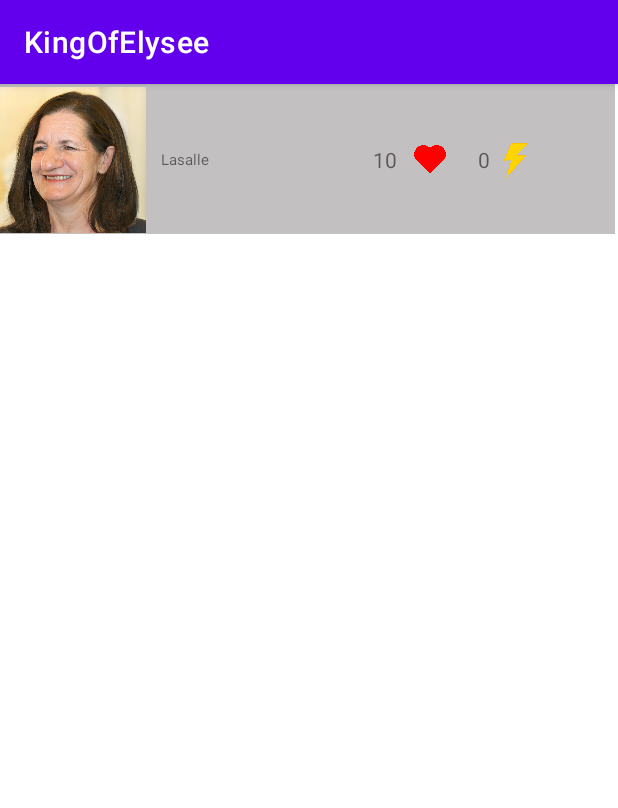
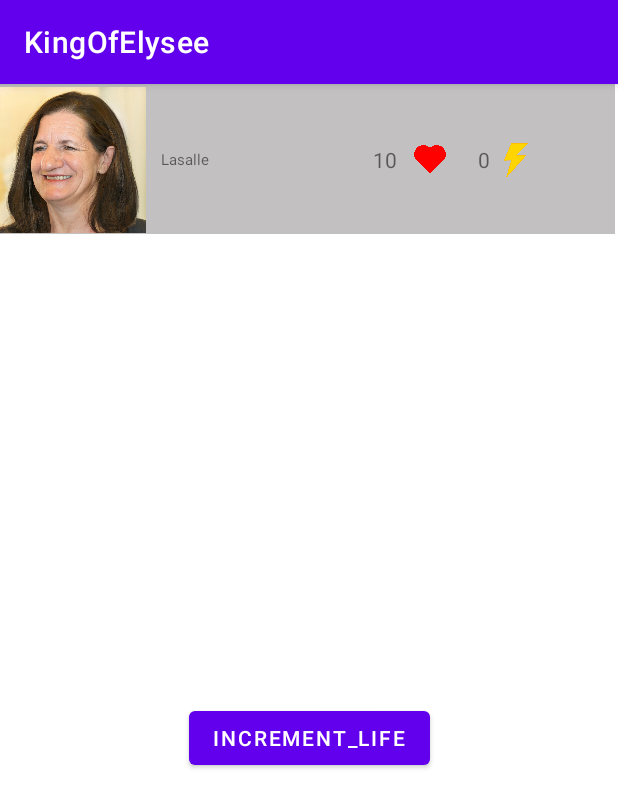
Before and after one commit to VictorTruong18/KingOfElysee, an Android app: the GameCharacterChoice screen opened through its navigation route, after a tap on an icon or button, on a phone screen of 412 x 824 dp. Shown: the top 808 px of the screen. Run offline under Robolectric (Android 15) with nearby library versions, the phone set to English and light mode, and no system bars.

Commit message:
Add liveData on Character properties

```diff
--- a/app/src/main/java/fr/epita/android/kingofelysee/GameBoard.kt
+++ b/app/src/main/java/fr/epita/android/kingofelysee/GameBoard.kt
@@ -5,12 +5,15 @@ import androidx.fragment.app.Fragment
 import android.view.LayoutInflater
 import android.view.View
 import android.view.ViewGroup
+import android.widget.Button
 import android.widget.TextView
 import androidx.fragment.app.activityViewModels
 import androidx.fragment.app.viewModels
 
 
 class GameBoard : Fragment() {
+
+    private val gameBrain : GameBrain by activityViewModels()
 
     override fun onCreate(savedInstanceState: Bundle?) {
         super.onCreate(savedInstanceState)
@@ -22,6 +25,12 @@ class GameBoard : Fragment() {
     ): View? {
         // Inflate the layout for this fragment
         val view : View =inflater.inflate(R.layout.fragment_game_board, container, false)
+
+        val incrementButton : Button = view.findViewById(R.id.life_inc_btn)
+
+        incrementButton.setOnClickListener{
+            gameBrain.player.incrementLifePoints(1)
+        }
         return view
     }
 
--- a/app/src/main/java/fr/epita/android/kingofelysee/objects/Character.kt
+++ b/app/src/main/java/fr/epita/android/kingofelysee/objects/Character.kt
@@ -1,4 +1,7 @@
 package fr.epita.android.kingofelysee.objects
+
+import androidx.lifecycle.MutableLiveData
+import androidx.lifecycle.ViewModel
 
 val LIFE_POINTS = 10
 val ENERGY_POINTS = 0
@@ -7,15 +10,31 @@ class Character(
     name: String,
     image: Int,
     isThePlayer: Boolean
-) {
+) : ViewModel(){
     val name_ : String = name
     val image_ : Int = image
     val isThePlayer_ : Boolean = isThePlayer
 
-    var lifePoints_ : Int = LIFE_POINTS
-    var energyPoints_ : Int = ENERGY_POINTS
+    var lifePoints_ = MutableLiveData<Int>(LIFE_POINTS)
+    var energyPoints_ = MutableLiveData<Int>(ENERGY_POINTS)
     var onTheHill_ : Boolean = false
     var isMyTurn_ : Boolean = false
     var isAlive_ : Boolean = true
 
+    fun incrementLifePoints(lifepoints : Int){
+        this.lifePoints_.postValue(this.lifePoints_.value!!.plus(lifepoints))
+    }
+
+    fun lifePointsString(): String {
+        return this.lifePoints_.value?.toString() ?: "error"
+    }
+
+    fun incrementEnergyPoints(energypoints : Int){
+        this.energyPoints_.postValue(this.energyPoints_.value!!.plus(energypoints))
+    }
+
+    fun energyPointsString(): String {
+        return this.energyPoints_.value?.toString() ?: "error"
+    }
+
 }
--- a/app/src/main/java/fr/epita/android/kingofelysee/sections/PlayerProfileSection.kt
+++ b/app/src/main/java/fr/epita/android/kingofelysee/sections/PlayerProfileSection.kt
@@ -9,6 +9,7 @@ import android.view.ViewGroup
 import android.widget.ImageView
 import android.widget.TextView
 import androidx.fragment.app.activityViewModels
+import androidx.lifecycle.Observer
 import fr.epita.android.kingofelysee.GameBrain
 import fr.epita.android.kingofelysee.R
 import org.w3c.dom.Text
@@ -28,16 +29,31 @@ class PlayerProfileSection : Fragment() {
     ): View? {
         // Inflate the layout for this fragment
         val view : View =inflater.inflate(R.layout.fragment_player_profile_section, container, false)
+
+
+        return view
+    }
+
+    override fun onViewCreated(view: View, savedInstanceState: Bundle?) {
+        super.onViewCreated(view, savedInstanceState)
+
         textView = view.findViewById(R.id.name_tv)
         imageView  = view.findViewById(R.id.image_img)
         energyTextView = view.findViewById(R.id.energypoints_tv)
         lifeTextView = view.findViewById(R.id.lifepoints_tv)
+
+
+
         this.textView.text = gameBrain.player.name_
         this.imageView.setImageResource(gameBrain.player.image_)
-        this.energyTextView.text = gameBrain.player.energyPoints_.toString()
-        this.lifeTextView.text = gameBrain.player.lifePoints_.toString()
 
-        return view
+        gameBrain.player.lifePoints_.observe(viewLifecycleOwner, Observer {
+            this.lifeTextView.text = gameBrain.player.lifePointsString()
+        })
+
+        gameBrain.player.energyPoints_.observe(viewLifecycleOwner, Observer {
+            this.energyTextView.text = gameBrain.player.energyPointsString()
+        })
     }
 
 }
--- a/app/src/main/res/layout/fragment_game_board.xml
+++ b/app/src/main/res/layout/fragment_game_board.xml
@@ -18,4 +18,16 @@
         app:layout_constraintTop_toTopOf="parent"
         tools:layout="@layout/fragment_player_profile_section" />
 
+    <Button
+        android:id="@+id/life_inc_btn"
+        android:layout_width="wrap_content"
+        android:layout_height="wrap_content"
+        android:text="increment_life"
+        app:layout_constraintBottom_toBottomOf="parent"
+        app:layout_constraintEnd_toEndOf="parent"
+        app:layout_constraintHorizontal_bias="0.5"
+        app:layout_constraintStart_toStartOf="parent"
+        app:layout_constraintTop_toBottomOf="@+id/playerProfilSection"
+        app:layout_constraintVertical_bias="0.5" />
+
 </androidx.constraintlayout.widget.ConstraintLayout>
```
